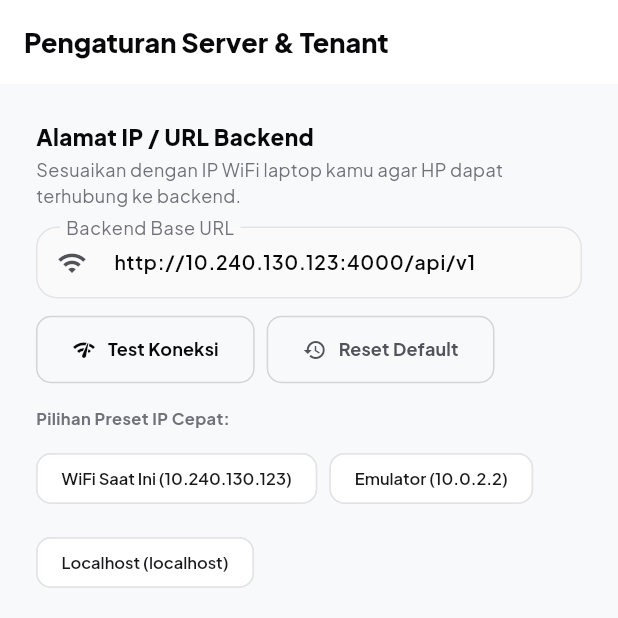
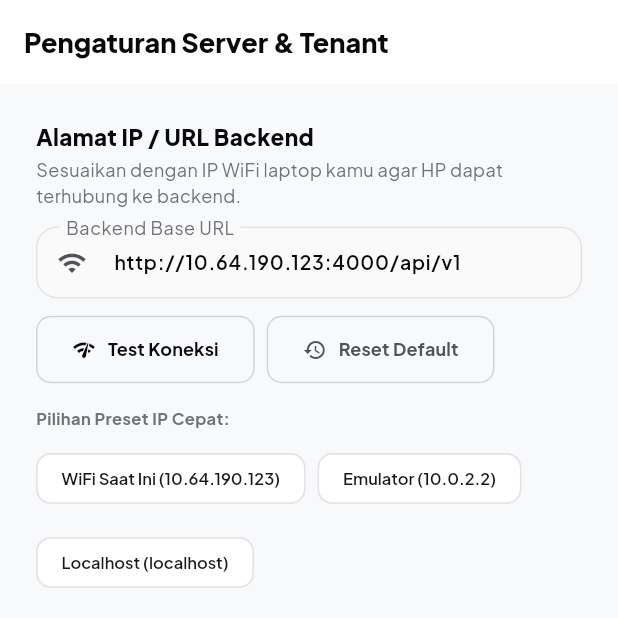
Before and after one commit to arsa-sans/white_label_mobile, a Flutter app: the TenantSelectView screen opened by its route, on a phone screen of 412 x 824 dp, the top half of it. Run offline on Flutter 3.47's test engine with Material 3 defaults, Android fonts, the phone set to English and light mode, and no system bars; our stand-ins replace connectivity_plus, dio, drift, flutter_riverpod, flutter_secure_storage, go_router and 3 more; missing offline and left inert: mobile_scanner; accounts and stored records are empty; generated files the repository leaves out were written again.

Commit message:
change IP

```diff
--- a/lib/core/constants/api_endpoints.dart
+++ b/lib/core/constants/api_endpoints.dart
@@ -30,9 +30,9 @@
 class ApiEndpoints {
   // ┌──────────────────────────────────────────────────────────────────────────┐
   // │  Base Backend URL — UPDATE IP INI sesuai IPv4 WiFi laptop kamu!        │
-  // │  Laptop IPv4 saat ini: 10.240.130.123                                   │
+  // │  Laptop IPv4 saat ini: 10.64.190.123                                    │
   // └──────────────────────────────────────────────────────────────────────────┘
-  static const String baseUrl = 'http://10.240.130.123:4000/api/v1';
+  static const String baseUrl = 'http://10.64.190.123:4000/api/v1';
   static const String devLocalhostUrl = 'http://localhost:4000/api/v1';
 
   // Auth
--- a/lib/features/auth/presentation/views/tenant_select_view.dart
+++ b/lib/features/auth/presentation/views/tenant_select_view.dart
@@ -235,10 +235,10 @@
                 ActionChip(
                   backgroundColor: Colors.white,
                   side: const BorderSide(color: AppTheme.zinc200),
-                  label: const Text('WiFi Saat Ini (10.240.130.123)', style: TextStyle(fontSize: 11, color: AppTheme.zinc900, fontWeight: FontWeight.w600)),
+                  label: const Text('WiFi Saat Ini (10.64.190.123)', style: TextStyle(fontSize: 11, color: AppTheme.zinc900, fontWeight: FontWeight.w600)),
                   onPressed: () {
                     setState(() {
-                      _serverUrlController.text = 'http://10.240.130.123:4000/api/v1';
+                      _serverUrlController.text = 'http://10.64.190.123:4000/api/v1';
                     });
                   },
                 ),
```
